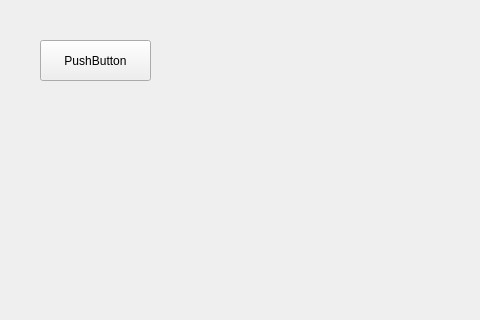
First picture: the form in Military/forma.ui, repository DmitryBizCode/MilitaryQt, before the edit; both pictures show x 0 to 480 and y 0 to 320 of the 1175 by 658 pixel window.
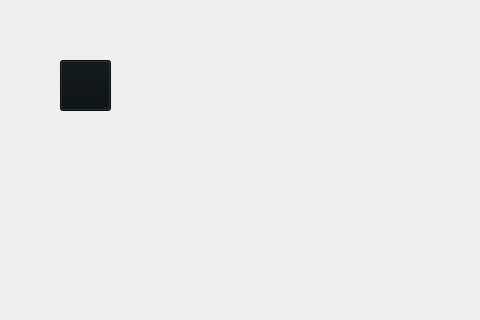
Second picture: the form after the edit. Icons and pictures are not drawn.

```diff
--- a/Military/forma.ui
+++ b/Military/forma.ui
@@ -45,14 +45,18 @@
   <widget class="QPushButton" name="pushButton">
    <property name="geometry">
     <rect>
-     <x>40</x>
-     <y>40</y>
-     <width>111</width>
-     <height>41</height>
+     <x>60</x>
+     <y>60</y>
+     <width>51</width>
+     <height>51</height>
     </rect>
    </property>
+   <property name="styleSheet">
+    <string notr="true">image: url(:/resimg/IMage/resToPage/helmet_6186688.png);
+background-color: rgb(9, 18, 17);</string>
+   </property>
    <property name="text">
-    <string>PushButton</string>
+    <string/>
    </property>
   </widget>
   <widget class="QLabel" name="Background">
```
